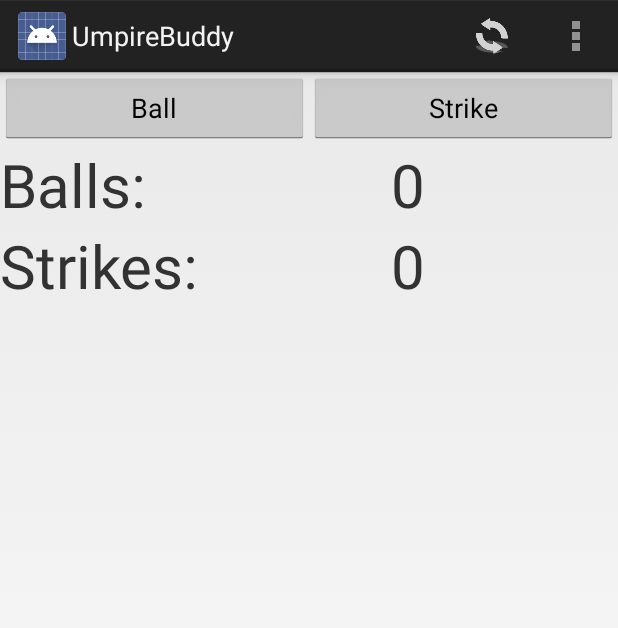
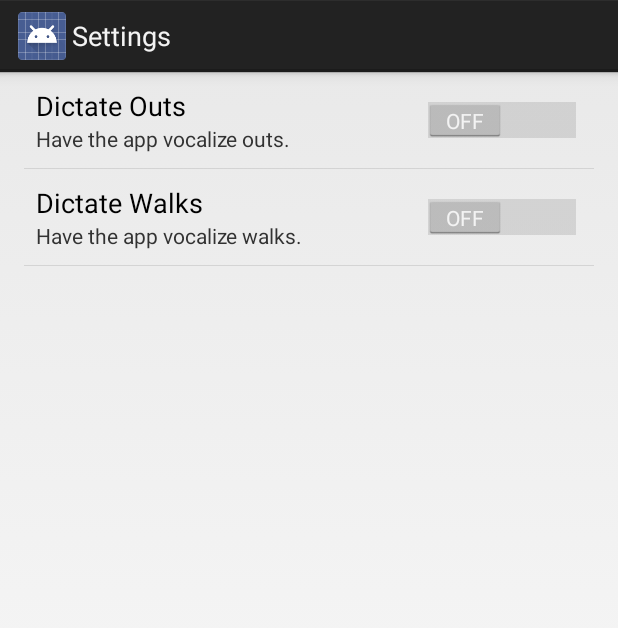
Before and after one commit to mlh758/School-Projects, an Android app: the screen it shows after launch (Initial before the commit, SettingsActivity after it), in the options menu, after a tap on "Settings", on a phone screen of 412 x 824 dp. Shown: the top 628 px of the screen. Run offline under Robolectric (Android 15) with nearby library versions, the phone set to English and light mode, and no system bars.

Commit message:
Completed Extra Credit
Audio settings now impact app in real time.

```diff
--- a/CS449Projects/UmpireBuddy/app/build.gradle
+++ b/CS449Projects/UmpireBuddy/app/build.gradle
@@ -21,4 +21,5 @@ android {
 
 dependencies {
     compile fileTree(dir: 'libs', include: ['*.jar'])
+    compile 'com.android.support:support-v4:20.0.0'
 }
--- a/CS449Projects/UmpireBuddy/app/src/main/AndroidManifest.xml
+++ b/CS449Projects/UmpireBuddy/app/src/main/AndroidManifest.xml
@@ -4,7 +4,7 @@
 
     <application
         android:allowBackup="true"
-        android:icon="@drawable/ic_launcher"
+        android:icon="@drawable/ic_main"
         android:label="@string/app_name"
         android:theme="@style/AppTheme" >
         <activity
@@ -20,6 +20,10 @@
             android:name=".About"
             android:label="@string/title_activity_about" >
         </activity>
+        <activity
+            android:name=".SettingsActivity"
+            android:label="@string/title_activity_settings" >
+        </activity>
     </application>
 
 </manifest>
--- a/CS449Projects/UmpireBuddy/app/src/main/java/com/example/osiri_000/umpirebuddy/About.java
+++ b/CS449Projects/UmpireBuddy/app/src/main/java/com/example/osiri_000/umpirebuddy/About.java
@@ -1,6 +1,7 @@
 package com.example.osiri_000.umpirebuddy;
 
 import android.app.Activity;
+import android.content.Intent;
 import android.os.Bundle;
 import android.view.ContextMenu;
 import android.view.Menu;
@@ -36,6 +37,8 @@ public class About extends Activity {
         // as you specify a parent activity in AndroidManifest.xml.
         int id = item.getItemId();
         if (id == R.id.action_settings) {
+            Intent settingsIntent = new Intent(About.this, SettingsActivity.class);
+            startActivity(settingsIntent);
             return true;
         }
         return super.onOptionsItemSelected(item);
--- a/CS449Projects/UmpireBuddy/app/src/main/java/com/example/osiri_000/umpirebuddy/Initial.java
+++ b/CS449Projects/UmpireBuddy/app/src/main/java/com/example/osiri_000/umpirebuddy/Initial.java
@@ -6,7 +6,9 @@ import android.content.Context;
 import android.content.DialogInterface;
 import android.content.Intent;
 import android.content.SharedPreferences;
+import android.media.MediaPlayer;
 import android.os.Bundle;
+import android.preference.PreferenceManager;
 import android.view.Menu;
 import android.view.MenuItem;
 import android.view.View;
@@ -22,15 +24,16 @@ public class Initial extends Activity {
     protected void onCreate(Bundle savedInstanceState) {
         super.onCreate(savedInstanceState);
         setContentView(R.layout.activity_initial);
-        SharedPreferences sharedPref = this.getPreferences(Context.MODE_PRIVATE);
+        SharedPreferences sharedPref = this.getSharedPreferences("pref_general", Context.MODE_PRIVATE);
         outs = sharedPref.getInt(getString(R.string.total_outs), 0);
         balls = 0;
         strikes = 0;
+        UpdateDisplay();
     }
 
     @Override
     protected void onDestroy() {
-        SharedPreferences sharedPref = this.getPreferences(Context.MODE_PRIVATE);
+        SharedPreferences sharedPref = this.getSharedPreferences("pref_general", Context.MODE_PRIVATE);
         SharedPreferences.Editor prefEditor = sharedPref.edit();
         prefEditor.putInt(getString(R.string.total_outs), outs);
         prefEditor.commit();
@@ -51,6 +54,8 @@ public class Initial extends Activity {
         strikes = savedInstanceState.getInt("Strikes");
         balls = savedInstanceState.getInt("Balls");
         outs = savedInstanceState.getInt("Outs");
+        SharedPreferences defaults = PreferenceManager.getDefaultSharedPreferences(this);
+        UpdateDisplay();
     }
 
     @Override
@@ -67,6 +72,8 @@ public class Initial extends Activity {
         // as you specify a parent activity in AndroidManifest.xml.
         switch(item.getItemId()){
             case R.id.action_settings:
+                Intent settingsIntent = new Intent(Initial.this, SettingsActivity.class);
+                startActivity(settingsIntent);
                 return true;
             case R.id.action_about:
                 Intent intent = new Intent(Initial.this, About.class);
@@ -94,6 +101,12 @@ public class Initial extends Activity {
             });
 
             dialog.show();
+            SharedPreferences defaults = PreferenceManager.getDefaultSharedPreferences(this);
+            if(defaults.getBoolean("walk_audio_pref", false)){
+                MediaPlayer player = MediaPlayer.create(Initial.this, R.raw.walk);
+                player.start();
+            }
+
 
         }
 
@@ -112,7 +125,14 @@ public class Initial extends Activity {
                     ResetDisplay();
                 }
             });
+
             dialog.show();
+            SharedPreferences defaults = PreferenceManager.getDefaultSharedPreferences(this);
+            if(defaults.getBoolean("out_audio_pref", false)){
+                MediaPlayer player = MediaPlayer.create(Initial.this, R.raw.out);
+                player.start();
+            }
+
         }
     }
 
@@ -137,8 +157,10 @@ public class Initial extends Activity {
     private void UpdateDisplay(){
         TextView ballValue = (TextView) findViewById(R.id.ball_count);
         TextView strikeValue = (TextView) findViewById(R.id.strike_count);
+        TextView outValue = (TextView) findViewById(R.id.out_count);
         strikeValue.setText(Integer.toString(strikes));
         ballValue.setText(Integer.toString(balls));
+        outValue.setText(Integer.toString(outs));
     }
 
     private void ResetDisplay(){
--- /dev/null
+++ b/CS449Projects/UmpireBuddy/app/src/main/java/com/example/osiri_000/umpirebuddy/SettingsActivity.java
@@ -0,0 +1,128 @@
+package com.example.osiri_000.umpirebuddy;
+
+import android.annotation.TargetApi;
+import android.content.Context;
+import android.content.res.Configuration;
+import android.media.Ringtone;
+import android.media.RingtoneManager;
+import android.net.Uri;
+import android.os.Build;
+import android.os.Bundle;
+import android.preference.ListPreference;
+import android.preference.Preference;
+import android.preference.PreferenceActivity;
+import android.preference.PreferenceCategory;
+import android.preference.PreferenceFragment;
+import android.preference.PreferenceManager;
+import android.preference.RingtonePreference;
+import android.text.TextUtils;
+
+
+import java.util.List;
+
+/**
+ * A {@link PreferenceActivity} that presents a set of application settings. On
+ * handset devices, settings are presented as a single list. On tablets,
+ * settings are split by category, with category headers shown to the left of
+ * the list of settings.
+ * <p>
+ * See <a href="http://developer.android.com/design/patterns/settings.html">
+ * Android Design: Settings</a> for design guidelines and the <a
+ * href="http://developer.android.com/guide/topics/ui/settings.html">Settings
+ * API Guide</a> for more information on developing a Settings UI.
+ */
+public class SettingsActivity extends PreferenceActivity {
+    /**
+     * Determines whether to always show the simplified settings UI, where
+     * settings are presented in a single list. When false, settings are shown
+     * as a master/detail two-pane view on tablets. When true, a single pane is
+     * shown on tablets.
+     */
+    private static final boolean ALWAYS_SIMPLE_PREFS = false;
+
+
+    @Override
+    protected void onPostCreate(Bundle savedInstanceState) {
+        super.onPostCreate(savedInstanceState);
+        setupSimplePreferencesScreen();
+    }
+
+    /**
+     * Shows the simplified settings UI if the device configuration if the
+     * device configuration dictates that a simplified, single-pane UI should be
+     * shown.
+     */
+    private void setupSimplePreferencesScreen() {
+        if (!isSimplePreferences(this)) {
+            return;
+        }
+
+        // In the simplified UI, fragments are not used at all and we instead
+        // use the older PreferenceActivity APIs.
+
+        // Add 'general' preferences.
+        addPreferencesFromResource(R.xml.pref_general);
+
+    }
+
+    /**
+     * {@inheritDoc}
+     */
+    @Override
+    public boolean onIsMultiPane() {
+        return isXLargeTablet(this) && !isSimplePreferences(this);
+    }
+
+    /**
+     * Helper method to determine if the device has an extra-large screen. For
+     * example, 10" tablets are extra-large.
+     */
+    private static boolean isXLargeTablet(Context context) {
+        return (context.getResources().getConfiguration().screenLayout
+                & Configuration.SCREENLAYOUT_SIZE_MASK) >= Configuration.SCREENLAYOUT_SIZE_XLARGE;
+    }
+
+    /**
+     * Determines whether the simplified settings UI should be shown. This is
+     * true if this is forced via {@link #ALWAYS_SIMPLE_PREFS}, or the device
+     * doesn't have newer APIs like {@link PreferenceFragment}, or the device
+     * doesn't have an extra-large screen. In these cases, a single-pane
+     * "simplified" settings UI should be shown.
+     */
+    private static boolean isSimplePreferences(Context context) {
+        return ALWAYS_SIMPLE_PREFS
+                || Build.VERSION.SDK_INT < Build.VERSION_CODES.HONEYCOMB
+                || !isXLargeTablet(context);
+    }
+
+    /**
+     * {@inheritDoc}
+     */
+    @Override
+    @TargetApi(Build.VERSION_CODES.HONEYCOMB)
+    public void onBuildHeaders(List<Header> target) {
+        if (!isSimplePreferences(this)) {
+            loadHeadersFromResource(R.xml.pref_headers, target);
+        }
+    }
+
+
+
+    /**
+     * This fragment shows general preferences only. It is used when the
+     * activity is showing a two-pane settings UI.
+     */
+    @TargetApi(Build.VERSION_CODES.HONEYCOMB)
+    public static class GeneralPreferenceFragment extends PreferenceFragment {
+        @Override
+        public void onCreate(Bundle savedInstanceState) {
+            super.onCreate(savedInstanceState);
+            addPreferencesFromResource(R.xml.pref_general);
+
+            // Bind the summaries of EditText/List/Dialog/Ringtone preferences
+            // to their values. When their values change, their summaries are
+            // updated to reflect the new value, per the Android Design
+            // guidelines.
+        }
+    }
+}
--- a/CS449Projects/UmpireBuddy/app/src/main/res/values/strings.xml
+++ b/CS449Projects/UmpireBuddy/app/src/main/res/values/strings.xml
@@ -18,5 +18,6 @@
     <string name="info_menu">More Info</string>
     <string name="msg_menu">Message</string>
     <string name="total_outs">Outs</string>
+    <string name="out_display">Total Outs:</string>
 
 </resources>
--- /dev/null
+++ b/CS449Projects/UmpireBuddy/app/src/main/res/values/strings_activity_settings.xml
@@ -0,0 +1,13 @@
+<resources>
+    <string name="title_activity_settings">Settings</string>
+
+    <!-- Strings related to Settings -->
+    <string name="audible_outs">Dictate Outs</string>
+    <string name="audible_walks">Dictate Walks</string>
+    <string name="out_summary">Have the app vocalize outs.</string>
+    <string name="walk_summary">Have the app vocalize walks.</string>
+    <string name="pref_header_general">Application Settings</string>
+
+
+
+</resources>
--- /dev/null
+++ b/CS449Projects/UmpireBuddy/app/src/main/res/xml/pref_general.xml
@@ -0,0 +1,20 @@
+<PreferenceScreen xmlns:android="http://schemas.android.com/apk/res/android">
+
+    <!-- NOTE: EditTextPreference accepts EditText attributes. -->
+    <!-- NOTE: EditTextPreference's summary should be set to its value by the activity code. -->
+
+    <SwitchPreference
+        android:key="out_audio_pref"
+        android:title="@string/audible_outs"
+        android:summary="@string/out_summary"
+        android:defaultValue="false" />
+
+    <SwitchPreference
+        android:key="walk_audio_pref"
+        android:title="@string/audible_walks"
+        android:summary="@string/walk_summary"
+        android:defaultValue="false" />
+
+
+
+</PreferenceScreen>
--- /dev/null
+++ b/CS449Projects/UmpireBuddy/app/src/main/res/xml/pref_headers.xml
@@ -0,0 +1,9 @@
+<preference-headers xmlns:android="http://schemas.android.com/apk/res/android">
+
+    <!-- These settings headers are only used on tablets. -->
+
+    <header
+        android:fragment="com.example.osiri_000.umpirebuddy.SettingsActivity$GeneralPreferenceFragment"
+        android:title="@string/pref_header_general" />
+
+</preference-headers>
```
Also changed, not shown: CS449Projects/UmpireBuddy/app/src/main/res/layout/activity_initial.xml (+19 -0 lines), CS449Projects/UmpireBuddy/app/src/main/ic_main-web.png (added), CS449Projects/UmpireBuddy/app/src/main/res/drawable-hdpi/ic_main.png (added), CS449Projects/UmpireBuddy/app/src/main/res/drawable-mdpi/ic_main.png (added), CS449Projects/UmpireBuddy/app/src/main/res/drawable-xhdpi/ic_main.png (added), CS449Projects/UmpireBuddy/app/src/main/res/drawable-xxhdpi/ic_main.png (added), 3 other files.
